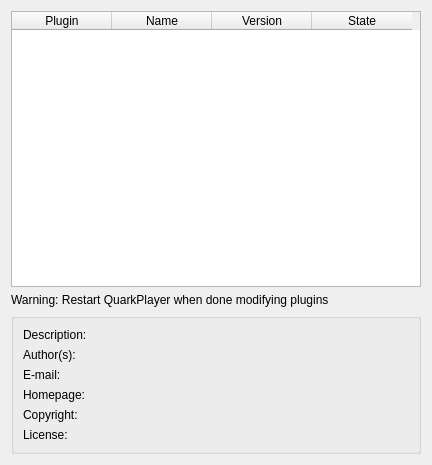
Above: quarkplayer/config/PluginsConfigWidget.ui from tkrotoff/QuarkPlayer before the change. Below: the same form after it.
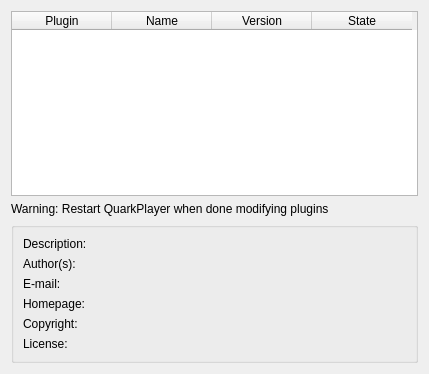
That is the form after the change.

Commit message: Clean GeneralConfigWidget.ui and PluginsConfigWidget.ui, using QFormLayout now

Diff of the .ui file:
```diff
--- a/quarkplayer/config/PluginsConfigWidget.ui
+++ b/quarkplayer/config/PluginsConfigWidget.ui
@@ -5,11 +5,11 @@
    <rect>
     <x>0</x>
     <y>0</y>
-    <width>432</width>
-    <height>465</height>
+    <width>429</width>
+    <height>374</height>
    </rect>
   </property>
-  <layout class="QGridLayout" name="gridLayout_3" >
+  <layout class="QGridLayout" name="gridLayout_2" >
    <item row="0" column="0" >
     <widget class="QTableWidget" name="tableWidget" >
      <property name="editTriggers" >
@@ -55,9 +55,12 @@
      <property name="title" >
       <string/>
      </property>
-     <layout class="QGridLayout" name="gridLayout_2" >
+     <layout class="QGridLayout" name="gridLayout" >
       <item row="0" column="0" >
-       <layout class="QGridLayout" name="gridLayout" >
+       <layout class="QFormLayout" name="formLayout" >
+        <property name="fieldGrowthPolicy" >
+         <enum>QFormLayout::AllNonFixedFieldsGrow</enum>
+        </property>
         <item row="0" column="0" >
          <widget class="QLabel" name="label" >
           <property name="text" >
@@ -65,6 +68,9 @@
           </property>
          </widget>
         </item>
+        <item row="0" column="1" >
+         <widget class="QLabel" name="descriptionLabel" />
+        </item>
         <item row="1" column="0" >
          <widget class="QLabel" name="label_3" >
           <property name="text" >
@@ -115,9 +121,6 @@
         <item row="5" column="1" >
          <widget class="QLabel" name="licenseLabel" />
         </item>
-        <item row="0" column="1" >
-         <widget class="QLabel" name="descriptionLabel" />
-        </item>
        </layout>
       </item>
      </layout>
```
The commit also changes 1 other file.
